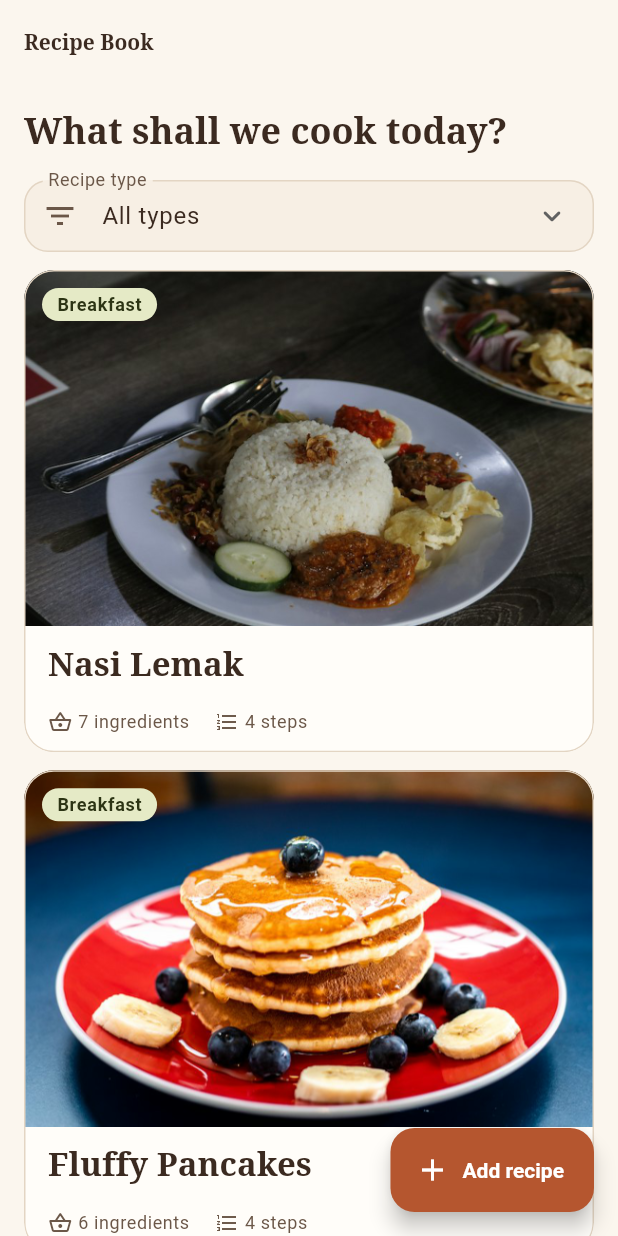
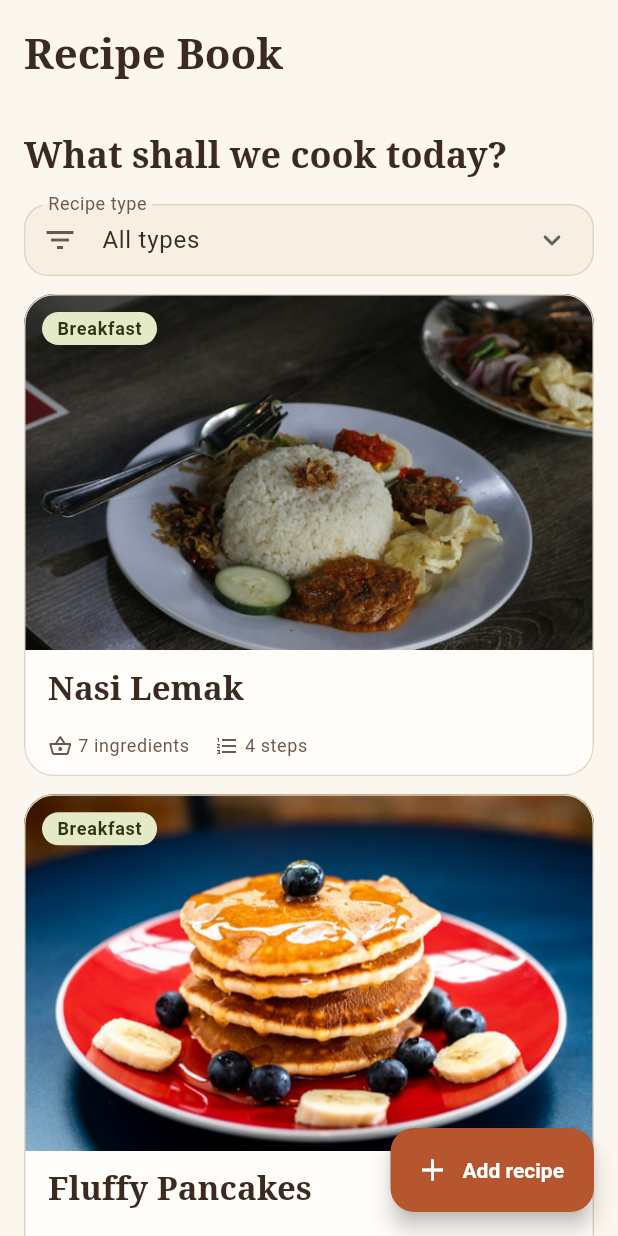
Before and after one commit to wilymanhoward/recipe_app, a Flutter app: the screen it shows after launch, on a phone screen of 412 x 824 dp. Run offline on Flutter 3.47's test engine with Material 3 defaults, Android fonts, the phone set to English and light mode, and no system bars; our stand-ins replace get_it, image_picker, material_ui, sqflite; accounts and stored records are empty.

Commit message:
Fix crash sweep issues and enlarge the home title
- Edit form no longer crashes when a recipe's type is missing from recipetypes.json; the type field starts empty and validation asks for one.
- Repeated type ids in recipetypes.json are dropped so the dropdowns cannot throw.
- Recipe card height now allows for Android's non-linear font scaling, fixing an overflow at the largest font size.
- The Recipe Book title on the home screen is larger and bolder.

```diff
--- a/lib/models/recipe_type.dart
+++ b/lib/models/recipe_type.dart
@@ -16,6 +16,9 @@ class RecipeType {
     final items = root['recipeTypes'] as List<dynamic>;
     return items
         .map((item) => RecipeType.fromJson(item as Map<String, dynamic>))
+        // Drops repeated ids (keeping the first), because a dropdown with
+        // two items of the same value throws.
+        .toSet()
         .toList();
   }
 
--- a/lib/views/recipes/recipe_list_page.dart
+++ b/lib/views/recipes/recipe_list_page.dart
@@ -36,7 +36,18 @@ class RecipeListPage extends StatelessWidget {
     final viewModel = context.watch<RecipeListViewModel>();
 
     return Scaffold(
-      appBar: AppBar(title: const Text('Recipe Book')),
+      // The home screen's title is bigger than other pages' so the app
+      // name reads clearly.
+      appBar: AppBar(
+        toolbarHeight: 72,
+        title: Text(
+          'Recipe Book',
+          style: Theme.of(context).textTheme.headlineMedium?.copyWith(
+            fontWeight: FontWeight.w700,
+            color: Theme.of(context).colorScheme.onSurface,
+          ),
+        ),
+      ),
       floatingActionButton: FloatingActionButton.extended(
         onPressed: () => _addRecipe(context),
         icon: const Icon(Icons.add),
@@ -148,9 +159,12 @@ class RecipeListPage extends StatelessWidget {
           final tileWidth = (width - _spacing * (columns - 1)) / columns;
           // Fixed tile height: image height plus a text area that grows
           // with the user's font size setting, so text never overflows.
+          // Android scales small text more than large text, so take the
+          // ratio of the card's smallest font (12) as the worst case.
+          final textScale = MediaQuery.textScalerOf(context).scale(12) / 12;
           final tileHeight =
               tileWidth / RecipeCard.imageAspectRatio +
-              MediaQuery.textScalerOf(context).scale(RecipeCard.textAreaHeight);
+              RecipeCard.textAreaHeight * textScale;
 
           return SliverGrid.builder(
             gridDelegate: SliverGridDelegateWithFixedCrossAxisCount(
```
Also changed, not shown: lib/views/recipes/recipe_form_page.dart (+6 -1 lines), 3 other files.
